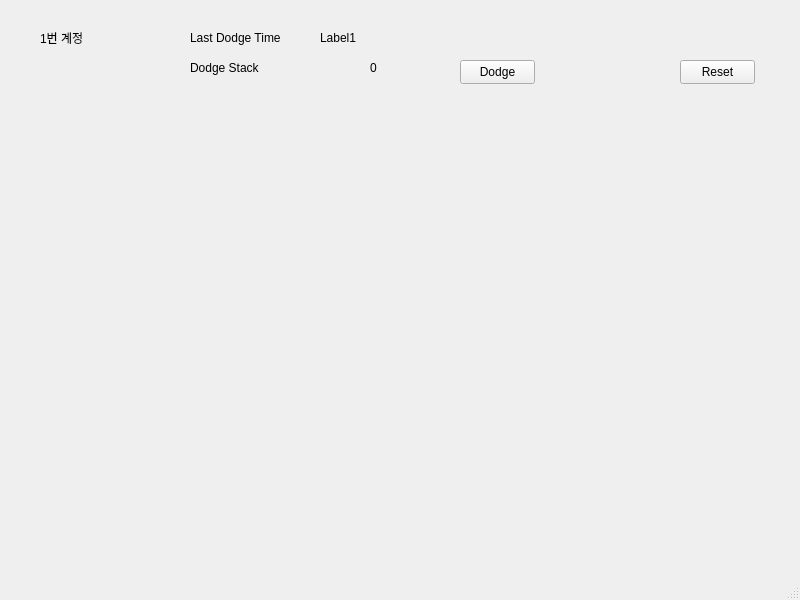
This is mainwindow.ui in brettkwak/DodgeTimer as Qt 5 draws it before an edit. The edited form follows.
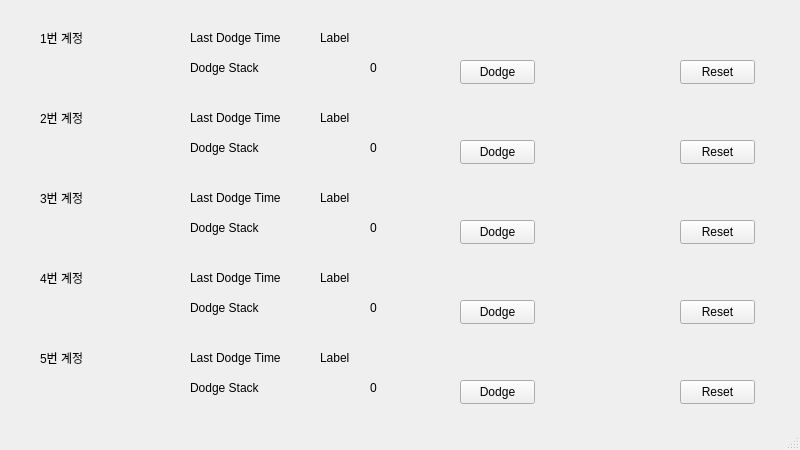
This is the edited form.

Commit message: feat : supports 5 accounts

What changed in the file:
```diff
--- a/mainwindow.ui
+++ b/mainwindow.ui
@@ -7,7 +7,7 @@
     <x>0</x>
     <y>0</y>
     <width>800</width>
-    <height>600</height>
+    <height>450</height>
    </rect>
   </property>
   <property name="windowTitle">
@@ -37,7 +37,7 @@
      </rect>
     </property>
     <property name="text">
-     <string>Label1</string>
+     <string>Label</string>
     </property>
    </widget>
    <widget class="QLabel" name="DLabel1">
@@ -105,6 +105,370 @@
      <string>Last Dodge Time</string>
     </property>
    </widget>
+   <widget class="QLabel" name="CLabel2">
+    <property name="geometry">
+     <rect>
+      <x>370</x>
+      <y>140</y>
+      <width>16</width>
+      <height>16</height>
+     </rect>
+    </property>
+    <property name="text">
+     <string>0</string>
+    </property>
+   </widget>
+   <widget class="QLabel" name="label_4">
+    <property name="geometry">
+     <rect>
+      <x>190</x>
+      <y>110</y>
+      <width>91</width>
+      <height>16</height>
+     </rect>
+    </property>
+    <property name="text">
+     <string>Last Dodge Time</string>
+    </property>
+   </widget>
+   <widget class="QPushButton" name="TButton2">
+    <property name="geometry">
+     <rect>
+      <x>460</x>
+      <y>140</y>
+      <width>75</width>
+      <height>24</height>
+     </rect>
+    </property>
+    <property name="text">
+     <string>Dodge</string>
+    </property>
+   </widget>
+   <widget class="QLabel" name="AccLabel2">
+    <property name="geometry">
+     <rect>
+      <x>40</x>
+      <y>110</y>
+      <width>48</width>
+      <height>16</height>
+     </rect>
+    </property>
+    <property name="text">
+     <string>2번 계정</string>
+    </property>
+   </widget>
+   <widget class="QPushButton" name="RButton2">
+    <property name="geometry">
+     <rect>
+      <x>680</x>
+      <y>140</y>
+      <width>75</width>
+      <height>24</height>
+     </rect>
+    </property>
+    <property name="text">
+     <string>Reset</string>
+    </property>
+   </widget>
+   <widget class="QLabel" name="TLabel2">
+    <property name="geometry">
+     <rect>
+      <x>320</x>
+      <y>110</y>
+      <width>121</width>
+      <height>16</height>
+     </rect>
+    </property>
+    <property name="text">
+     <string>Label</string>
+    </property>
+   </widget>
+   <widget class="QLabel" name="label_6">
+    <property name="geometry">
+     <rect>
+      <x>190</x>
+      <y>140</y>
+      <width>71</width>
+      <height>16</height>
+     </rect>
+    </property>
+    <property name="text">
+     <string>Dodge Stack</string>
+    </property>
+   </widget>
+   <widget class="QLabel" name="CLabel3">
+    <property name="geometry">
+     <rect>
+      <x>370</x>
+      <y>220</y>
+      <width>16</width>
+      <height>16</height>
+     </rect>
+    </property>
+    <property name="text">
+     <string>0</string>
+    </property>
+   </widget>
+   <widget class="QLabel" name="label_7">
+    <property name="geometry">
+     <rect>
+      <x>190</x>
+      <y>190</y>
+      <width>91</width>
+      <height>16</height>
+     </rect>
+    </property>
+    <property name="text">
+     <string>Last Dodge Time</string>
+    </property>
+   </widget>
+   <widget class="QPushButton" name="TButton3">
+    <property name="geometry">
+     <rect>
+      <x>460</x>
+      <y>220</y>
+      <width>75</width>
+      <height>24</height>
+     </rect>
+    </property>
+    <property name="text">
+     <string>Dodge</string>
+    </property>
+   </widget>
+   <widget class="QLabel" name="AccLabel3">
+    <property name="geometry">
+     <rect>
+      <x>40</x>
+      <y>190</y>
+      <width>48</width>
+      <height>16</height>
+     </rect>
+    </property>
+    <property name="text">
+     <string>3번 계정</string>
+    </property>
+   </widget>
+   <widget class="QPushButton" name="RButton3">
+    <property name="geometry">
+     <rect>
+      <x>680</x>
+      <y>220</y>
+      <width>75</width>
+      <height>24</height>
+     </rect>
+    </property>
+    <property name="text">
+     <string>Reset</string>
+    </property>
+   </widget>
+   <widget class="QLabel" name="TLabel3">
+    <property name="geometry">
+     <rect>
+      <x>320</x>
+      <y>190</y>
+      <width>121</width>
+      <height>16</height>
+     </rect>
+    </property>
+    <property name="text">
+     <string>Label</string>
+    </property>
+   </widget>
+   <widget class="QLabel" name="label_9">
+    <property name="geometry">
+     <rect>
+      <x>190</x>
+      <y>220</y>
+      <width>71</width>
+      <height>16</height>
+     </rect>
+    </property>
+    <property name="text">
+     <string>Dodge Stack</string>
+    </property>
+   </widget>
+   <widget class="QLabel" name="CLabel4">
+    <property name="geometry">
+     <rect>
+      <x>370</x>
+      <y>300</y>
+      <width>16</width>
+      <height>16</height>
+     </rect>
+    </property>
+    <property name="text">
+     <string>0</string>
+    </property>
+   </widget>
+   <widget class="QLabel" name="label_10">
+    <property name="geometry">
+     <rect>
+      <x>190</x>
+      <y>270</y>
+      <width>91</width>
+      <height>16</height>
+     </rect>
+    </property>
+    <property name="text">
+     <string>Last Dodge Time</string>
+    </property>
+   </widget>
+   <widget class="QPushButton" name="TButton4">
+    <property name="geometry">
+     <rect>
+      <x>460</x>
+      <y>300</y>
+      <width>75</width>
+      <height>24</height>
+     </rect>
+    </property>
+    <property name="text">
+     <string>Dodge</string>
+    </property>
+   </widget>
+   <widget class="QLabel" name="AccLabel4">
+    <property name="geometry">
+     <rect>
+      <x>40</x>
+      <y>270</y>
+      <width>48</width>
+      <height>16</height>
+     </rect>
+    </property>
+    <property name="text">
+     <string>4번 계정</string>
+    </property>
+   </widget>
+   <widget class="QPushButton" name="RButton4">
+    <property name="geometry">
+     <rect>
+      <x>680</x>
+      <y>300</y>
+      <width>75</width>
+      <height>24</height>
+     </rect>
+    </property>
+    <property name="text">
+     <string>Reset</string>
+    </property>
+   </widget>
+   <widget class="QLabel" name="TLabel4">
+    <property name="geometry">
+     <rect>
+      <x>320</x>
+      <y>270</y>
+      <width>121</width>
+      <height>16</height>
+     </rect>
+    </property>
+    <property name="text">
+     <string>Label</string>
+    </property>
+   </widget>
+   <widget class="QLabel" name="label_12">
+    <property name="geometry">
+     <rect>
+      <x>190</x>
+      <y>300</y>
+      <width>71</width>
+      <height>16</height>
+     </rect>
+    </property>
+    <property name="text">
+     <string>Dodge Stack</string>
+    </property>
+   </widget>
+   <widget class="QLabel" name="CLabel5">
+    <property name="geometry">
+     <rect>
+      <x>370</x>
+      <y>380</y>
+      <width>16</width>
+      <height>16</height>
+     </rect>
+    </property>
+    <property name="text">
+     <string>0</string>
+    </property>
+   </widget>
+   <widget class="QLabel" name="label_13">
+    <property name="geometry">
+     <rect>
+      <x>190</x>
+      <y>350</y>
+      <width>91</width>
+      <height>16</height>
+     </rect>
+    </property>
+    <property name="text">
+     <string>Last Dodge Time</string>
+    </property>
+   </widget>
+   <widget class="QPushButton" name="TButton5">
+    <property name="geometry">
+     <rect>
+      <x>460</x>
+      <y>380</y>
+      <width>75</width>
+      <height>24</height>
+     </rect>
+    </property>
+    <property name="text">
+     <string>Dodge</string>
+    </property>
+   </widget>
+   <widget class="QLabel" name="AccLabel5">
+    <property name="geometry">
+     <rect>
+      <x>40</x>
+      <y>350</y>
+      <width>48</width>
+      <height>16</height>
+     </rect>
+    </property>
+    <property name="text">
+     <string>5번 계정</string>
+    </property>
+   </widget>
+   <widget class="QPushButton" name="RButton5">
+    <property name="geometry">
+     <rect>
+      <x>680</x>
+      <y>380</y>
+      <width>75</width>
+      <height>24</height>
+     </rect>
+    </property>
+    <property name="text">
+     <string>Reset</string>
+    </property>
+   </widget>
+   <widget class="QLabel" name="TLabel5">
+    <property name="geometry">
+     <rect>
+      <x>320</x>
+      <y>350</y>
+      <width>121</width>
+      <height>16</height>
+     </rect>
+    </property>
+    <property name="text">
+     <string>Label</string>
+    </property>
+   </widget>
+   <widget class="QLabel" name="label_15">
+    <property name="geometry">
+     <rect>
+      <x>190</x>
+      <y>380</y>
+      <width>71</width>
+      <height>16</height>
+     </rect>
+    </property>
+    <property name="text">
+     <string>Dodge Stack</string>
+    </property>
+   </widget>
   </widget>
   <widget class="QMenuBar" name="menubar">
    <property name="geometry">
```
Left out of the diff: 6 changed lines with no effect on the pictures.
